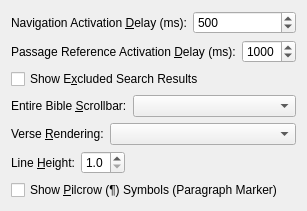
This is programs/KJVCanOpener/ConfigBrowserOptions.ui in dewhisna/KingJamesPureBibleSearch as Qt 5 draws it before an edit. The edited form follows.
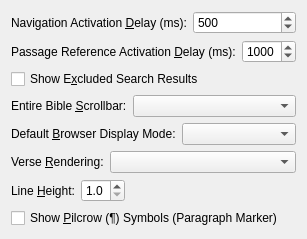
This is the edited form. Custom widgets are drawn as their Qt base class.

Commit message: Change BrowserDisplayMode to be per-CKJVBrowser object. Make the CPersistentSettings value to be the initial default mode.

```diff
--- a/programs/KJVCanOpener/ConfigBrowserOptions.ui
+++ b/programs/KJVCanOpener/ConfigBrowserOptions.ui
@@ -122,6 +122,30 @@
    <item>
     <layout class="QHBoxLayout" name="horizontalLayout_4">
      <item>
+      <widget class="QLabel" name="lblDefaultDisplayMode">
+       <property name="text">
+        <string>Default &amp;Browser Display Mode:</string>
+       </property>
+       <property name="buddy">
+        <cstring>comboBoxDefaultDisplayMode</cstring>
+       </property>
+      </widget>
+     </item>
+     <item>
+      <widget class="QComboBox" name="comboBoxDefaultDisplayMode">
+       <property name="sizePolicy">
+        <sizepolicy hsizetype="Preferred" vsizetype="Fixed">
+         <horstretch>10</horstretch>
+         <verstretch>0</verstretch>
+        </sizepolicy>
+       </property>
+      </widget>
+     </item>
+    </layout>
+   </item>
+   <item>
+    <layout class="QHBoxLayout" name="horizontalLayout_5">
+     <item>
       <widget class="QLabel" name="lblVerseRenderingMode">
        <property name="text">
         <string>Verse &amp;Rendering:</string>
@@ -144,7 +168,7 @@
     </layout>
    </item>
    <item>
-    <layout class="QHBoxLayout" name="horizontalLayout_5">
+    <layout class="QHBoxLayout" name="horizontalLayout_6">
      <item>
       <widget class="QLabel" name="lblLineHeight">
        <property name="text">
```
The commit also changes 4 other files.
